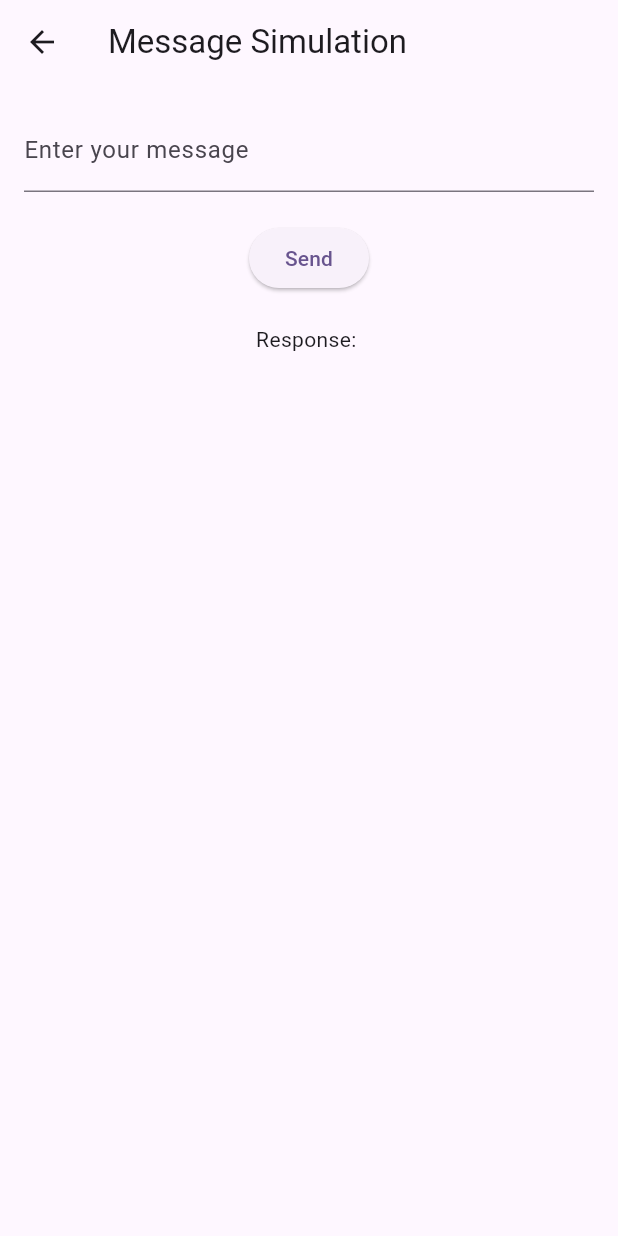
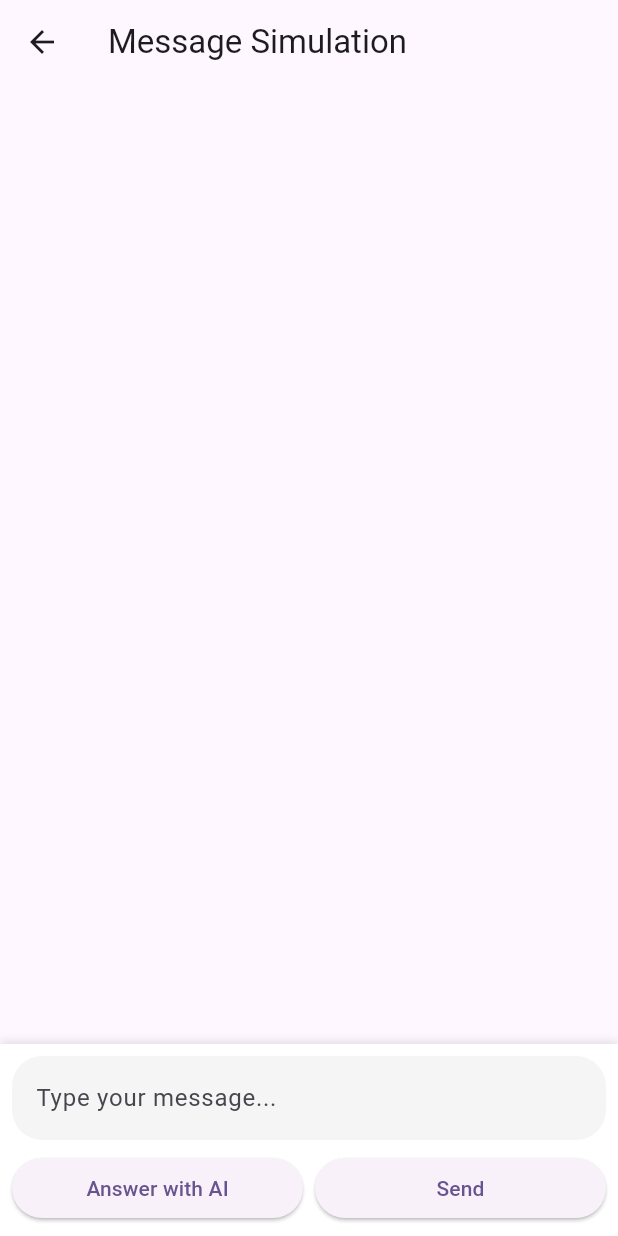
Before and after one commit to iAdtya/UM-AI, a Flutter app: the MessageScreen screen opened directly with empty values, on a phone screen of 412 x 824 dp. Run offline on Flutter 3.47's test engine with Material 3 defaults, Android fonts, the phone set to English and light mode, and no system bars.

Commit message:
New Chatbox

```diff
--- a/umbot/lib/main.dart
+++ b/umbot/lib/main.dart
@@ -183,7 +183,7 @@ class MessageScreen extends StatefulWidget {
 
 class _MessageScreenState extends State<MessageScreen> {
   final _messageController = TextEditingController();
-  String _response = "";
+  List<Map<String, String>> _messages = [];
 
   @override
   Widget build(BuildContext context) {
@@ -191,29 +191,110 @@ class _MessageScreenState extends State<MessageScreen> {
       appBar: AppBar(
         title: const Text('Message Simulation'),
       ),
-      body: Padding(
-        padding: const EdgeInsets.all(16.0),
+      body: Column(
+        children: [
+          Expanded(
+            child: ListView.builder(
+              padding: const EdgeInsets.all(8.0),
+              itemCount: _messages.length,
+              itemBuilder: (context, index) {
+                final message = _messages[index];
+                final isUserMessage = message['type'] == 'user';
+
+                return Align(
+                  alignment: isUserMessage ? Alignment.centerRight : Alignment.centerLeft,
+                  child: Container(
+                    margin: const EdgeInsets.symmetric(vertical: 4.0, horizontal: 8.0),
+                    padding: const EdgeInsets.all(12.0),
+                    decoration: BoxDecoration(
+                      color: isUserMessage ? Colors.blue[100] : Colors.grey[300],
+                      borderRadius: BorderRadius.circular(15.0),
+                    ),
+                    child: Text(message['text']!),
+                  ),
+                );
+              },
+            ),
+          ),
+          Container(
+            padding: const EdgeInsets.all(8.0),
+            decoration: BoxDecoration(
+              color: Colors.white,
+              boxShadow: [
+                BoxShadow(
+                  offset: const Offset(0, -2),
+                  blurRadius: 4,
+                  color: Colors.black.withOpacity(0.1),
+                )
+              ],
+            ),
             child: Column(
               children: [
                 TextField(
                   controller: _messageController,
-              decoration: const InputDecoration(labelText: 'Enter your message'),
+                  decoration: InputDecoration(
+                    hintText: 'Type your message...',
+                    filled: true,
+                    fillColor: Colors.grey[100],
+                    border: OutlineInputBorder(
+                      borderRadius: BorderRadius.circular(20),
+                      borderSide: BorderSide.none,
                     ),
-            const SizedBox(height: 20),
-            ElevatedButton(
+                  ),
+                ),
+                const SizedBox(height: 8),
+                Row(
+                  children: [
+                    Expanded(
+                      child: ElevatedButton(
                         onPressed: () async {
-                String message = _messageController.text;
-                String response = await ApiService.generateMessageResponse(message, widget.userName);
+                          String botSuggestion = await ApiService.generateMessageResponse(
+                            "Generate a response for the next message",
+                            widget.userName,
+                          );
                           setState(() {
-                  _response = response;
+                            _messageController.text = botSuggestion;
+                          });
+                        },
+                        child: const Text('Answer with AI'),
+                      ),
+                    ),
+                    const SizedBox(width: 8),
+                    Expanded(
+                      child: ElevatedButton(
+                        onPressed: () async {
+                          if (_messageController.text.trim().isEmpty) return;
+
+                          final userMessage = _messageController.text;
+                          setState(() {
+                            _messages.add({
+                              'type': 'user',
+                              'text': userMessage,
+                            });
+                            _messageController.clear();
+                          });
+
+                          String response = await ApiService.generateMessageResponse(
+                            userMessage,
+                            widget.userName,
+                          );
+
+                          setState(() {
+                            _messages.add({
+                              'type': 'bot',
+                              'text': response,
+                            });
                           });
                         },
                         child: const Text('Send'),
                       ),
-            const SizedBox(height: 20),
-            Text('Response: $_response'),
+                    ),
                   ],
                 ),
+              ],
+            ),
+          ),
+        ],
       ),
     );
   }
```
Also changed, not shown: umbot/pubspec.yaml (line endings or trailing spaces), 7 other files. Lines whose indentation alone changed are shown as unchanged.
